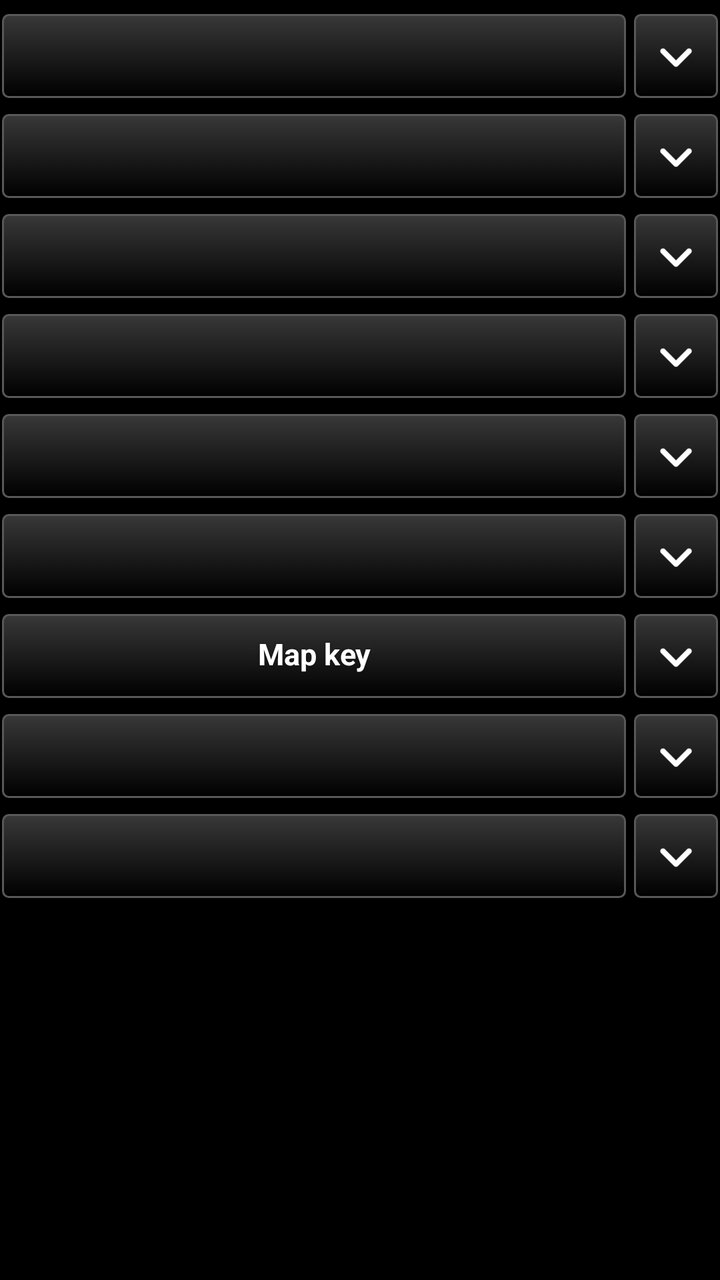
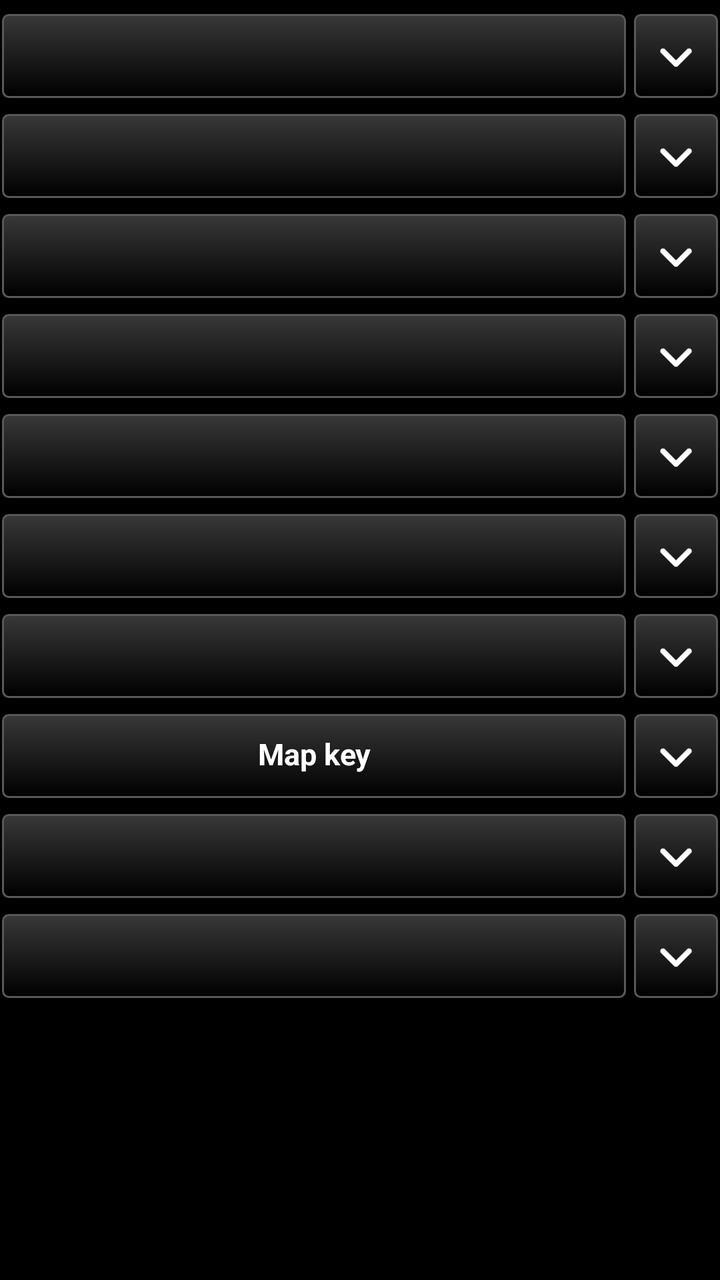

The first picture is an Android layout as it rendered before a commit; the second is the same layout after the commit. The layout source and the unified diff follow.
<!-- AndroidManifest.xml: application theme AppTheme -->
<!-- res/layout/settings_controls.xml -->
<?xml version="1.0" encoding="utf-8"?>
<LinearLayout xmlns:android="http://schemas.android.com/apk/res/android"
    android:layout_width="match_parent"
    android:layout_height="wrap_content"
    android:orientation="vertical">

    
    <LinearLayout
        android:id="@+id/fold_gate_row"
        android:layout_width="match_parent"
        android:layout_height="wrap_content"
        android:orientation="horizontal"
        android:gravity="center_vertical"
        android:layout_marginTop="6dp">

        <Button
            android:id="@+id/fold_gate_head"
            style="@style/TakwerxButton"
            android:layout_width="0dp"
            android:layout_weight="1"
            android:layout_height="wrap_content" />

        <ImageButton
            android:id="@+id/fold_gate_chev"
            style="@style/TakwerxIconButton"
            android:layout_width="44dp"
            android:layout_weight="0"
            android:layout_marginRight="0dp"
            android:contentDescription="@string/show_settings"
            android:src="@drawable/ic_expand" />
    </LinearLayout>

    <LinearLayout
        android:id="@+id/fold_gate_body"
        android:layout_width="match_parent"
        android:layout_height="wrap_content"
        android:orientation="vertical"
        android:paddingTop="4dp"
        android:visibility="gone">

        <LinearLayout
            android:layout_width="match_parent"
            android:layout_height="wrap_content"
            android:orientation="horizontal">

            <Button
                android:id="@+id/btn_use_zoom"
                style="@style/TakwerxButton"
                android:layout_width="0dp"
                android:layout_weight="1"
                android:layout_height="wrap_content"
                android:text="@string/use_this_zoom" />

            <Button
                android:id="@+id/btn_gate"
                style="@style/TakwerxButton"
                android:layout_width="0dp"
                android:layout_weight="1"
                android:layout_height="wrap_content"
                android:layout_marginLeft="6dp" />
        </LinearLayout>

        <TextView
            android:id="@+id/gate_now"
            android:layout_width="match_parent"
            android:layout_height="wrap_content"
            android:paddingTop="4dp"
            android:textSize="12sp"
            android:textColor="@color/dim_text" />
    </LinearLayout>

    
    <LinearLayout
        android:id="@+id/fold_labels_row"
        android:layout_width="match_parent"
        android:layout_height="wrap_content"
        android:orientation="horizontal"
        android:gravity="center_vertical"
        android:layout_marginTop="6dp">

        <Button
            android:id="@+id/fold_labels_head"
            style="@style/TakwerxButton"
            android:layout_width="0dp"
            android:layout_weight="1"
            android:layout_height="wrap_content" />

        <ImageButton
            android:id="@+id/fold_labels_chev"
            style="@style/TakwerxIconButton"
            android:layout_width="44dp"
            android:layout_weight="0"
            android:layout_marginRight="0dp"
            android:contentDescription="@string/show_settings"
            android:src="@drawable/ic_expand" />
    </LinearLayout>

    <LinearLayout
        android:id="@+id/fold_labels_body"
        android:layout_width="match_parent"
        android:layout_height="wrap_content"
        android:orientation="vertical"
        android:paddingTop="4dp"
        android:visibility="gone">

        <Button
            android:id="@+id/btn_labels_gate"
            style="@style/TakwerxButton"
            android:layout_width="match_parent"
            android:layout_height="wrap_content" />

        <TextView
            android:id="@+id/labels_note"
            android:layout_width="match_parent"
            android:layout_height="wrap_content"
            android:paddingTop="4dp"
            android:textSize="12sp"
            android:textColor="@color/dim_text" />

    </LinearLayout>

    
    <LinearLayout
        android:id="@+id/fold_area_row"
        android:layout_width="match_parent"
        android:layout_height="wrap_content"
        android:orientation="horizontal"
        android:gravity="center_vertical"
        android:layout_marginTop="6dp">

        <Button
            android:id="@+id/fold_area_head"
            style="@style/TakwerxButton"
            android:layout_width="0dp"
            android:layout_weight="1"
            android:layout_height="wrap_content" />

        <ImageButton
            android:id="@+id/fold_area_chev"
            style="@style/TakwerxIconButton"
            android:layout_width="44dp"
            android:layout_weight="0"
            android:layout_marginRight="0dp"
            android:contentDescription="@string/show_settings"
            android:src="@drawable/ic_expand" />
    </LinearLayout>

    <LinearLayout
        android:id="@+id/fold_area_body"
        android:layout_width="match_parent"
        android:layout_height="wrap_content"
        android:orientation="vertical"
        android:paddingTop="4dp"
        android:visibility="gone">

        <LinearLayout
            android:id="@+id/area_container"
            android:layout_width="match_parent"
            android:layout_height="wrap_content"
            android:orientation="vertical" />

        <TextView
            android:id="@+id/area_note"
            android:layout_width="match_parent"
            android:layout_height="wrap_content"
            android:paddingTop="4dp"
            android:textSize="12sp"
            android:textColor="@color/dim_text" />

    </LinearLayout>


    
    <LinearLayout
        android:id="@+id/fold_from_row"
        android:layout_width="match_parent"
        android:layout_height="wrap_content"
        android:orientation="horizontal"
        android:gravity="center_vertical"
        android:layout_marginTop="6dp">

        <Button
            android:id="@+id/fold_from_head"
            style="@style/TakwerxButton"
            android:layout_width="0dp"
            android:layout_weight="1"
            android:layout_height="wrap_content" />

        <ImageButton
            android:id="@+id/fold_from_chev"
            style="@style/TakwerxIconButton"
            android:layout_width="44dp"
            android:layout_weight="0"
            android:layout_marginRight="0dp"
            android:contentDescription="@string/show_settings"
            android:src="@drawable/ic_expand" />
    </LinearLayout>

    <LinearLayout
        android:id="@+id/fold_from_body"
        android:layout_width="match_parent"
        android:layout_height="wrap_content"
        android:orientation="vertical"
        android:paddingTop="4dp"
        android:visibility="gone">

        <LinearLayout
            android:id="@+id/from_container"
            android:layout_width="match_parent"
            android:layout_height="wrap_content"
            android:orientation="vertical" />
    </LinearLayout>

    
    <LinearLayout
        android:id="@+id/fold_where_row"
        android:layout_width="match_parent"
        android:layout_height="wrap_content"
        android:orientation="horizontal"
        android:gravity="center_vertical"
        android:layout_marginTop="6dp">

        <Button
            android:id="@+id/fold_where_head"
            style="@style/TakwerxButton"
            android:layout_width="0dp"
            android:layout_weight="1"
            android:layout_height="wrap_content" />

        <ImageButton
            android:id="@+id/fold_where_chev"
            style="@style/TakwerxIconButton"
            android:layout_width="44dp"
            android:layout_weight="0"
            android:layout_marginRight="0dp"
            android:contentDescription="@string/show_settings"
            android:src="@drawable/ic_expand" />
    </LinearLayout>

    <LinearLayout
        android:id="@+id/fold_where_body"
        android:layout_width="match_parent"
        android:layout_height="wrap_content"
        android:orientation="vertical"
        android:paddingTop="4dp"
        android:visibility="gone">

        <LinearLayout
            android:id="@+id/where_container"
            android:layout_width="match_parent"
            android:layout_height="wrap_content"
            android:orientation="vertical" />

    </LinearLayout>

    
    <LinearLayout
        android:id="@+id/fold_types_row"
        android:layout_width="match_parent"
        android:layout_height="wrap_content"
        android:orientation="horizontal"
        android:gravity="center_vertical"
        android:layout_marginTop="6dp">

        <Button
            android:id="@+id/fold_types_head"
            style="@style/TakwerxButton"
            android:layout_width="0dp"
            android:layout_weight="1"
            android:layout_height="wrap_content" />

        <ImageButton
            android:id="@+id/fold_types_chev"
            style="@style/TakwerxIconButton"
            android:layout_width="44dp"
            android:layout_weight="0"
            android:layout_marginRight="0dp"
            android:contentDescription="@string/show_settings"
            android:src="@drawable/ic_expand" />
    </LinearLayout>

    <LinearLayout
        android:id="@+id/fold_types_body"
        android:layout_width="match_parent"
        android:layout_height="wrap_content"
        android:orientation="vertical"
        android:paddingTop="4dp"
        android:visibility="gone">

        <LinearLayout
            android:layout_width="match_parent"
            android:layout_height="wrap_content"
            android:orientation="horizontal">

            <Button
                android:id="@+id/btn_types_all_on"
                style="@style/TakwerxButton"
                android:layout_width="0dp"
                android:layout_weight="1"
                android:layout_height="wrap_content"
                android:text="All on" />

            <Button
                android:id="@+id/btn_types_all_off"
                style="@style/TakwerxButton"
                android:layout_width="0dp"
                android:layout_weight="1"
                android:layout_height="wrap_content"
                android:layout_marginLeft="6dp"
                android:text="All off" />
        </LinearLayout>

        <LinearLayout
            android:id="@+id/types_container"
            android:layout_width="match_parent"
            android:layout_height="wrap_content"
            android:orientation="vertical"
            android:paddingTop="4dp" />
    </LinearLayout>

    
    <LinearLayout
        android:id="@+id/fold_key_row"
        android:layout_width="match_parent"
        android:layout_height="wrap_content"
        android:orientation="horizontal"
        android:gravity="center_vertical"
        android:layout_marginTop="6dp">

        <Button
            android:id="@+id/fold_key_head"
            style="@style/TakwerxButton"
            android:layout_width="0dp"
            android:layout_weight="1"
            android:layout_height="wrap_content"
            android:text="Map key" />

        <ImageButton
            android:id="@+id/fold_key_chev"
            style="@style/TakwerxIconButton"
            android:layout_width="44dp"
            android:layout_weight="0"
            android:layout_marginRight="0dp"
            android:contentDescription="@string/show_settings"
            android:src="@drawable/ic_expand" />
    </LinearLayout>

    <LinearLayout
        android:id="@+id/fold_key_body"
        android:layout_width="match_parent"
        android:layout_height="wrap_content"
        android:orientation="vertical"
        android:paddingTop="4dp"
        android:visibility="gone" />

    
    <LinearLayout
        android:id="@+id/fold_fences_row"
        android:layout_width="match_parent"
        android:layout_height="wrap_content"
        android:orientation="horizontal"
        android:gravity="center_vertical"
        android:layout_marginTop="6dp">

        <Button
            android:id="@+id/fold_fences_head"
            style="@style/TakwerxButton"
            android:layout_width="0dp"
            android:layout_weight="1"
            android:layout_height="wrap_content" />

        <ImageButton
            android:id="@+id/fold_fences_chev"
            style="@style/TakwerxIconButton"
            android:layout_width="44dp"
            android:layout_weight="0"
            android:layout_marginRight="0dp"
            android:contentDescription="@string/show_settings"
            android:src="@drawable/ic_expand" />
    </LinearLayout>

    <LinearLayout
        android:id="@+id/fold_fences_body"
        android:layout_width="match_parent"
        android:layout_height="wrap_content"
        android:orientation="vertical"
        android:paddingTop="4dp"
        android:visibility="gone">

        <LinearLayout
            android:id="@+id/fences_container"
            android:layout_width="match_parent"
            android:layout_height="wrap_content"
            android:orientation="vertical" />

    </LinearLayout>

    
    <LinearLayout
        android:id="@+id/fold_updates_row"
        android:layout_width="match_parent"
        android:layout_height="wrap_content"
        android:orientation="horizontal"
        android:gravity="center_vertical"
        android:layout_marginTop="6dp">

        <Button
            android:id="@+id/fold_updates_head"
            style="@style/TakwerxButton"
            android:layout_width="0dp"
            android:layout_weight="1"
            android:layout_height="wrap_content" />

        <ImageButton
            android:id="@+id/fold_updates_chev"
            style="@style/TakwerxIconButton"
            android:layout_width="44dp"
            android:layout_weight="0"
            android:layout_marginRight="0dp"
            android:contentDescription="@string/show_settings"
            android:src="@drawable/ic_expand" />
    </LinearLayout>

    <LinearLayout
        android:id="@+id/fold_updates_body"
        android:layout_width="match_parent"
        android:layout_height="wrap_content"
        android:orientation="vertical"
        android:paddingTop="4dp"
        android:visibility="gone">

        <LinearLayout
            android:id="@+id/updates_container"
            android:layout_width="match_parent"
            android:layout_height="wrap_content"
            android:orientation="horizontal" />

        <TextView
            android:id="@+id/downloaded_note"
            android:layout_width="match_parent"
            android:layout_height="wrap_content"
            android:paddingTop="6dp"
            android:textSize="12sp"
            android:textColor="@color/dim_text" />
    </LinearLayout>

</LinearLayout>
<!-- resources referenced by this layout -->
<resources>
  <color name="dim_text">#b0b0b0</color>
  <string name="show_settings">Show settings</string>
  <string name="use_this_zoom">Use this zoom</string>
  <style name="TakwerxButton" parent="@style/darkButton">
          <item name="android:paddingLeft">12dp</item>
          <item name="android:paddingRight">12dp</item>
          <item name="android:paddingTop">6dp</item>
          <item name="android:paddingBottom">8dp</item>
          <item name="android:minHeight">44dp</item>
          <item name="android:minWidth">0dp</item>
          <item name="android:textSize">15sp</item>
          <item name="android:singleLine">true</item>
          <item name="android:ellipsize">end</item>
      </style>
  <style name="TakwerxIconButton">
          <item name="android:layout_width">0dp</item>
          <item name="android:layout_weight">1</item>
          <item name="android:layout_height">44dp</item>
          <item name="android:layout_marginLeft">2dp</item>
          <item name="android:layout_marginRight">2dp</item>
          <item name="android:background">@drawable/btn_gray</item>
          <item name="android:scaleType">centerInside</item>
          <item name="android:padding">9dp</item>
      </style>
  <style name="AppTheme" parent="@android:style/Theme.Holo">
          <item name="android:buttonStyle">@android:style/Widget.Button</item>
          <item name="android:imageButtonStyle">@android:style/Widget.Button</item>
          <item name="android:buttonStyleToggle">@android:style/Widget.Button</item>
          <item name="android:spinnerStyle">@style/ATAKSpinner</item>
          <item name="android:spinnerItemStyle">@style/ATAKSpinnerItem</item>
          <item name="android:editTextStyle">@style/ATAKEditText</item>
      </style>
  <style name="darkButton" parent="@android:style/Widget.Button">
          <item name="android:background">@drawable/btn_gray</item>
          <item name="android:shadowColor">@color/darker_gray</item>
          <item name="android:shadowDy">1</item>
          <item name="android:shadowRadius">2</item>
          <item name="android:textColor">@color/white</item>
          <item name="android:textStyle">bold</item>
          <item name="android:paddingTop">0dp</item>
          <item name="android:paddingBottom">3dp</item>
          <item name="android:textSize">@dimen/fontSize</item>
      </style>
  <style name="ATAKSpinner" parent="@android:style/Widget.Spinner">
          <item name="android:spinnerMode">dialog</item>
      </style>
  <style name="ATAKSpinnerItem">
          <item name="android:textColor">@android:color/white</item>
          <item name="android:dropDownVerticalOffset">0dip</item>
          <item name="android:dropDownHorizontalOffset">0dip</item>
          <item name="android:dropDownWidth">wrap_content</item>
          <item name="android:gravity">left|center_vertical</item>
      </style>
  <style name="ATAKEditText" parent="@android:style/Widget.EditText">
          
          
  
          
          <item name="android:imeOptions">flagNoFullscreen</item>
      </style>
  <color name="darker_gray">#121212</color>
  <color name="white">#ffffff</color>
  <dimen name="fontSize">14sp</dimen>
  <!-- drawable new_dark_button_disabled (drawable) -->
  <?xml version="1.0" encoding="utf-8"?>
  <layer-list xmlns:android="http://schemas.android.com/apk/res/android">
      <item android:bottom="1dp" android:right="1dp" android:left="1dp" android:top="1dp">
          <shape android:shape="rectangle">
              <corners android:radius="3dp" />
              <stroke
                  android:width="1dp"
                  android:color="#484848" />
              <solid android:color="#484848" />
          </shape>
      </item>
  </layer-list>
  <!-- unchanged entries left out for length: 4 -->
</resources>

<!-- the commit's change to res/layout/settings_controls.xml (unified diff, before → after) -->
@@ -67,6 +67,48 @@
             android:paddingTop="4dp"
             android:textSize="12sp"
             android:textColor="@color/dim_text" />
+    </LinearLayout>
+
+
+    
+    <LinearLayout
+        android:id="@+id/fold_layers_row"
+        android:layout_width="match_parent"
+        android:layout_height="wrap_content"
+        android:orientation="horizontal"
+        android:gravity="center_vertical"
+        android:layout_marginTop="6dp">
+
+        <Button
+            android:id="@+id/fold_layers_head"
+            style="@style/TakwerxButton"
+            android:layout_width="0dp"
+            android:layout_weight="1"
+            android:layout_height="wrap_content" />
+
+        <ImageButton
+            android:id="@+id/fold_layers_chev"
+            style="@style/TakwerxIconButton"
+            android:layout_width="44dp"
+            android:layout_weight="0"
+            android:layout_marginRight="0dp"
+            android:contentDescription="@string/show_settings"
+            android:src="@drawable/ic_expand" />
+    </LinearLayout>
+
+    <LinearLayout
+        android:id="@+id/fold_layers_body"
+        android:layout_width="match_parent"
+        android:layout_height="wrap_content"
+        android:orientation="vertical"
+        android:paddingTop="4dp"
+        android:visibility="gone">
+
+        <LinearLayout
+            android:id="@+id/layers_container"
+            android:layout_width="match_parent"
+            android:layout_height="wrap_content"
+            android:orientation="vertical" />
     </LinearLayout>
 
     
